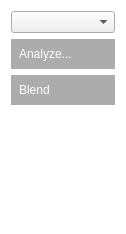
First picture: the form in source/Tools/AutoBlend/autoblend.ui, repository ialhashim/TopoBlender, before the edit.
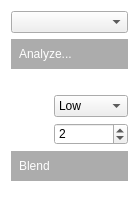
Second picture: the form after the edit. Icons and pictures are not drawn.

```diff
--- a/source/Tools/AutoBlend/autoblend.ui
+++ b/source/Tools/AutoBlend/autoblend.ui
@@ -6,8 +6,8 @@
    <rect>
     <x>0</x>
     <y>0</y>
-    <width>126</width>
-    <height>234</height>
+    <width>118</width>
+    <height>212</height>
    </rect>
   </property>
   <property name="windowTitle">
@@ -28,13 +28,31 @@
 QPushButton:hover{ background:rgb(255,153,0); border-color:rgb(255,153,0); }
 QPushButton:pressed{ background:rgb(255,153,0); border-color:#FFB444; top:2px; }
 QPushButton:checked{ background:rgb(255,153,0); border-color:#FFFFFF; top:2px; }
-</string>
+
+QLabel{color:white;}</string>
   </property>
   <layout class="QGridLayout" name="gridLayout">
-   <item row="0" column="0">
+   <item row="6" column="0" colspan="2">
+    <widget class="QPushButton" name="blendButton">
+     <property name="text">
+      <string>Blend</string>
+     </property>
+     <property name="icon">
+      <iconset resource="../../media/TopoBlender.qrc">
+       <normaloff>:/icons/ManualBlend/mb_blend.png</normaloff>:/icons/ManualBlend/mb_blend.png</iconset>
+     </property>
+     <property name="iconSize">
+      <size>
+       <width>24</width>
+       <height>24</height>
+      </size>
+     </property>
+    </widget>
+   </item>
+   <item row="0" column="0" colspan="2">
     <widget class="QComboBox" name="categoriesBox"/>
    </item>
-   <item row="1" column="0">
+   <item row="1" column="0" colspan="2">
     <widget class="QPushButton" name="analyzeButton">
      <property name="text">
       <string>Analyze...</string>
@@ -51,24 +69,46 @@
      </property>
     </widget>
    </item>
-   <item row="2" column="0">
-    <widget class="QPushButton" name="blendButton">
+   <item row="4" column="0">
+    <widget class="QLabel" name="label">
      <property name="text">
-      <string>Blend</string>
+      <string>Details</string>
      </property>
-     <property name="icon">
-      <iconset resource="../../media/TopoBlender.qrc">
-       <normaloff>:/icons/ManualBlend/mb_blend.png</normaloff>:/icons/ManualBlend/mb_blend.png</iconset>
+    </widget>
+   </item>
+   <item row="4" column="1">
+    <widget class="QComboBox" name="levelDetails">
+     <item>
+      <property name="text">
+       <string>Low</string>
+      </property>
+     </item>
+     <item>
+      <property name="text">
+       <string>Medium</string>
+      </property>
+     </item>
+     <item>
+      <property name="text">
+       <string>High</string>
+      </property>
+     </item>
+    </widget>
+   </item>
+   <item row="2" column="0" colspan="2">
+    <spacer name="verticalSpacer_2">
+     <property name="orientation">
+      <enum>Qt::Vertical</enum>
      </property>
-     <property name="iconSize">
+     <property name="sizeHint" stdset="0">
       <size>
-       <width>24</width>
-       <height>24</height>
+       <width>20</width>
+       <height>40</height>
       </size>
      </property>
-    </widget>
+    </spacer>
    </item>
-   <item row="3" column="0">
+   <item row="8" column="0" colspan="2">
     <spacer name="verticalSpacer">
      <property name="orientation">
       <enum>Qt::Vertical</enum>
@@ -81,6 +121,26 @@
      </property>
     </spacer>
    </item>
+   <item row="5" column="0">
+    <widget class="QLabel" name="label_2">
+     <property name="text">
+      <string>Count</string>
+     </property>
+    </widget>
+   </item>
+   <item row="5" column="1">
+    <widget class="QSpinBox" name="count">
+     <property name="minimum">
+      <number>1</number>
+     </property>
+     <property name="maximum">
+      <number>512</number>
+     </property>
+     <property name="value">
+      <number>2</number>
+     </property>
+    </widget>
+   </item>
   </layout>
  </widget>
  <resources>
```
